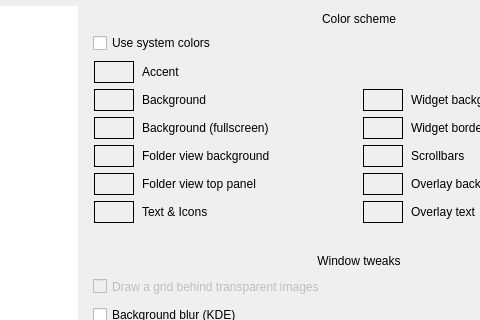
Before: the Qt Designer form qimgv/gui/dialogs/settingsdialog.ui in do-i/thumbgrid, drawn with Qt 5; both pictures show x 97 to 577 and y 0 to 320 of the 740 by 680 pixel window.
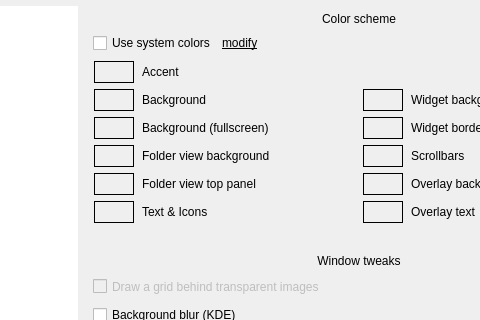
After: the same form once the commit is applied. The open tabs and pages were chosen to show the change. Custom widgets are drawn as their Qt base class.

Commit message: [settingsdialog] do not save colorscheme immediately

Diff of the .ui file:
```diff
--- a/qimgv/gui/dialogs/settingsdialog.ui
+++ b/qimgv/gui/dialogs/settingsdialog.ui
@@ -1811,6 +1811,19 @@
                       </property>
                      </widget>
                     </item>
+                    <item>
+                     <widget class="ClickableLabel" name="modifySystemSchemeLabel">
+                      <property name="cursor">
+                       <cursorShape>PointingHandCursor</cursorShape>
+                      </property>
+                      <property name="text">
+                       <string>&lt;html&gt;&lt;head/&gt;&lt;body&gt;&lt;p&gt;&lt;span style=&quot; text-decoration: underline;&quot;&gt;modify&lt;/span&gt;&lt;/p&gt;&lt;/body&gt;&lt;/html&gt;</string>
+                      </property>
+                      <property name="textFormat">
+                       <enum>Qt::RichText</enum>
+                      </property>
+                     </widget>
+                    </item>
                     <item>
                      <spacer name="horizontalSpacer_18">
                       <property name="orientation">
@@ -3859,6 +3872,11 @@
    <extends>QLabel</extends>
    <header>gui/customwidgets/colorselectorbutton.h</header>
   </customwidget>
+  <customwidget>
+   <class>ClickableLabel</class>
+   <extends>QLabel</extends>
+   <header>gui/customwidgets/clickablelabel.h</header>
+  </customwidget>
  </customwidgets>
  <resources/>
  <connections>
```
Left out of the diff: 2 changed lines with no effect on the pictures. The commit also changes 2 other files.
